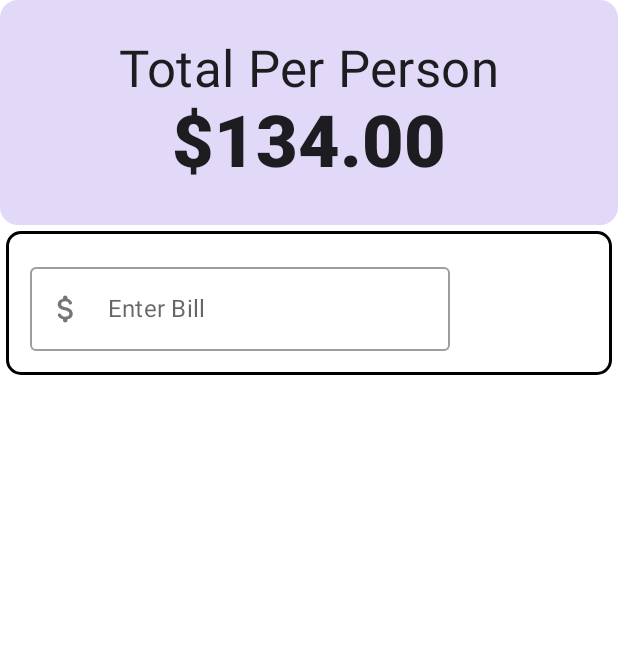
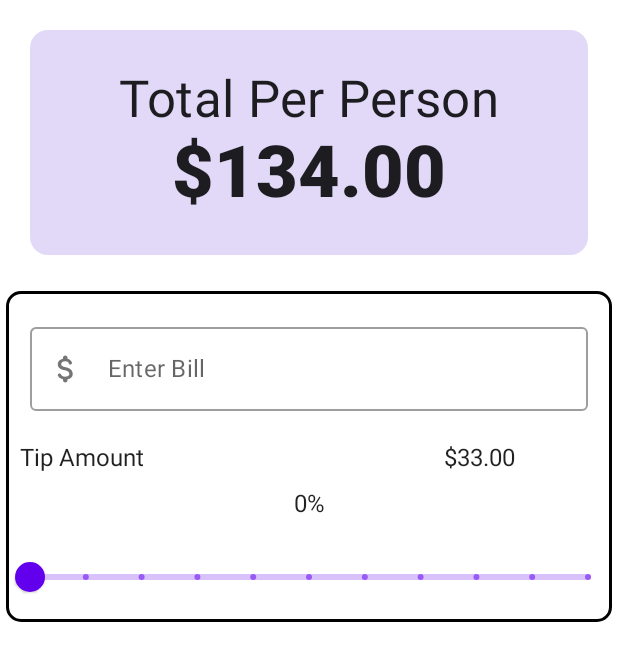
Before and after one commit to mnmr1996develop/TipAppAndroidCompose, an Android app built with Jetpack Compose: the screen it shows after launch (MainActivity), on a phone screen of 412 x 824 dp. Shown: the top 661 px of the screen. Run offline under Robolectric (Android 15) with nearby library versions, the phone set to English and light mode, and no system bars.

Commit message:
finishing up the form

```diff
--- a/app/src/main/java/com/michaelrichards/tipapp/Components/Components.kt
+++ b/app/src/main/java/com/michaelrichards/tipapp/Components/Components.kt
@@ -1,5 +1,6 @@
 package com.michaelrichards.tipapp.Components
 
+import androidx.compose.foundation.layout.fillMaxWidth
 import androidx.compose.foundation.layout.padding
 import androidx.compose.foundation.text.KeyboardActions
 import androidx.compose.foundation.text.KeyboardOptions
@@ -35,7 +36,7 @@ fun InputField(
     onAction: KeyboardActions = KeyboardActions.Default
 ){
     OutlinedTextField(value = valueState.value.trim(),
-        modifier = modifier.padding(10.dp),
+        modifier = modifier.padding(10.dp).fillMaxWidth(),
         onValueChange = {valueState.value = it},
         label = { Text(text = labelId)},
         leadingIcon = { Icon(imageVector = Icons.Rounded.AttachMoney, contentDescription = "Money Icon")},
--- a/app/src/main/java/com/michaelrichards/tipapp/MainActivity.kt
+++ b/app/src/main/java/com/michaelrichards/tipapp/MainActivity.kt
@@ -11,15 +11,13 @@ import androidx.compose.foundation.layout.*
 import androidx.compose.foundation.shape.CornerSize
 import androidx.compose.foundation.shape.RoundedCornerShape
 import androidx.compose.foundation.text.KeyboardActions
-import androidx.compose.material.MaterialTheme
-import androidx.compose.material.Surface
-import androidx.compose.material.Text
-import androidx.compose.material.TextField
+import androidx.compose.material.*
 import androidx.compose.material.icons.Icons
 import androidx.compose.material.icons.filled.Add
 import androidx.compose.material.icons.filled.Remove
 import androidx.compose.runtime.*
 import androidx.compose.ui.Alignment
+import androidx.compose.ui.Alignment.Companion.CenterVertically
 import androidx.compose.ui.ExperimentalComposeUiApi
 import androidx.compose.ui.Modifier
 import androidx.compose.ui.draw.clip
@@ -31,6 +29,7 @@ import androidx.compose.ui.unit.dp
 import com.michaelrichards.tipapp.Components.InputField
 import com.michaelrichards.tipapp.Widgets.RoundIConButton
 import com.michaelrichards.tipapp.ui.theme.TipAppTheme
+import kotlin.math.round
 
 class MainActivity : ComponentActivity() {
     @OptIn(ExperimentalComposeUiApi::class)
@@ -83,6 +82,7 @@ fun Header(totalPerPerson: Double = 134.00) {
     Surface(
         modifier = Modifier
             .fillMaxWidth()
+            .padding(20.dp)
             .height(150.dp)
             .clip(shape = RoundedCornerShape(corner = CornerSize(12.dp))),
         color = Color(0xF0E0D7F7)
@@ -100,6 +100,7 @@ fun Header(totalPerPerson: Double = 134.00) {
                 style = MaterialTheme.typography.h3,
                 fontWeight = FontWeight.ExtraBold
             )
+
         }
     }
 }
@@ -131,7 +132,15 @@ fun BillForm(
         billState.value.trim().isNotEmpty()
     }
 
+    var sliderPositionState by remember {
+        mutableStateOf(0f)
+    }
+
     val keyBoardController = LocalSoftwareKeyboardController.current
+
+    var splitBy by remember {
+        mutableStateOf(1)
+    }
 
     Surface(
         modifier = Modifier
@@ -156,16 +165,29 @@ fun BillForm(
                     keyBoardController?.hide()
                 })
 
-            if (isValidState) {
-                Row(modifier = Modifier.padding(3.dp), horizontalArrangement = Arrangement.Start) {
-                    Text(text = "Split", modifier = Modifier.align(Alignment.CenterVertically))
+            if (isValidState)
+            {
+                Row(modifier = Modifier.padding(3.dp), horizontalArrangement = Arrangement.Start)
+                {
+                    Text(text = "Split", modifier = Modifier.align(CenterVertically))
                     Spacer(modifier = Modifier.width(120.dp))
                     Row(
                         modifier = Modifier.padding(horizontal = 3.dp),
                         horizontalArrangement = Arrangement.End
                     ) {
-                        RoundIConButton(imageVector = Icons.Default.Remove, onClick = { /*TODO*/ })
-                        RoundIConButton(imageVector = Icons.Default.Add, onClick = { /*TODO*/ })
+                        RoundIConButton(imageVector = Icons.Default.Remove, onClick = {
+                            if (splitBy > 1)
+                                splitBy--
+                        })
+                        Text(
+                            text = splitBy.toString(), modifier = Modifier
+                                .align(CenterVertically)
+                                .padding(10.dp)
+                        )
+                        RoundIConButton(imageVector = Icons.Default.Add, onClick = {
+                            if (splitBy < 25)
+                                splitBy++
+                        })
                     }
                 }
             } else {
@@ -173,6 +195,22 @@ fun BillForm(
 
                 }
             }
+
+            //Tip Row
+            Row(modifier = Modifier.padding(horizontal = 3.dp, vertical = 12.dp)) {
+                Text(text = "Tip Amount", modifier = Modifier.align(CenterVertically))
+                Spacer(modifier = Modifier.width(200.dp))
+                Text(text = "$33.00", modifier = Modifier.align(CenterVertically))
+            }
+
+            Column(modifier=Modifier.fillMaxWidth(), verticalArrangement = Arrangement.Center, horizontalAlignment = Alignment.CenterHorizontally) {
+                Text(text = "${sliderPositionState.toString().substringBefore('.')}%")
+                Spacer(modifier = Modifier.height(15.dp))
+
+                Slider(value = sliderPositionState, valueRange = 0f..100f, steps = 9 ,onValueChange = { newVal ->
+                    sliderPositionState = round(newVal)
+                },)
+            }
         }
     }
 }
```
